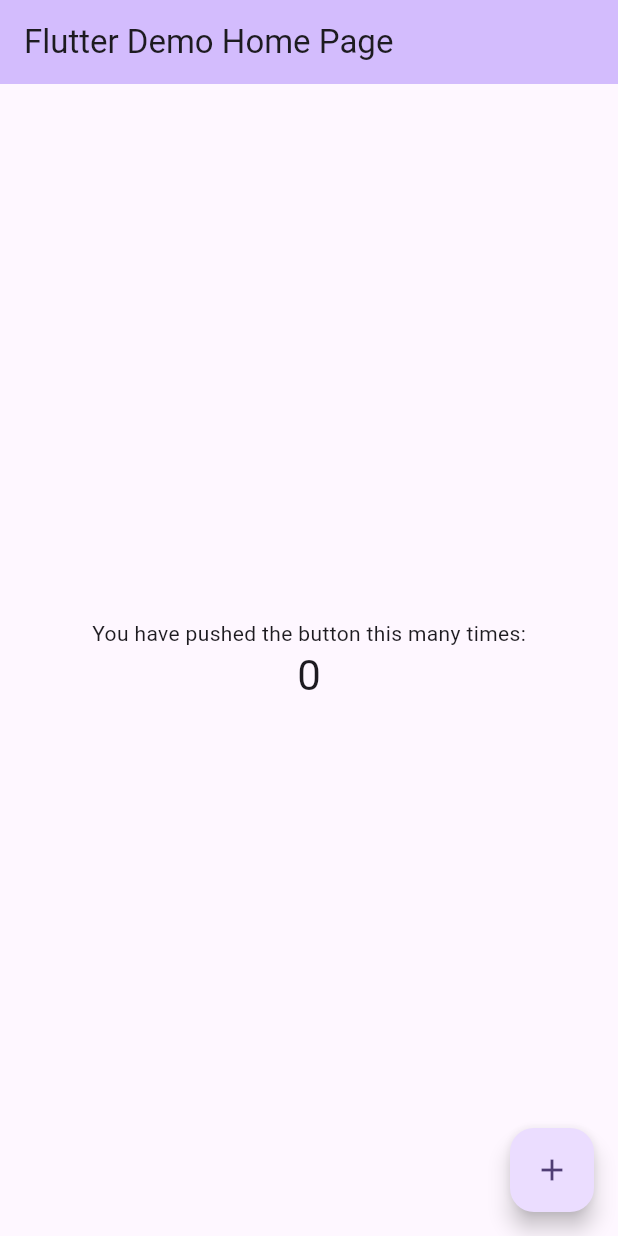
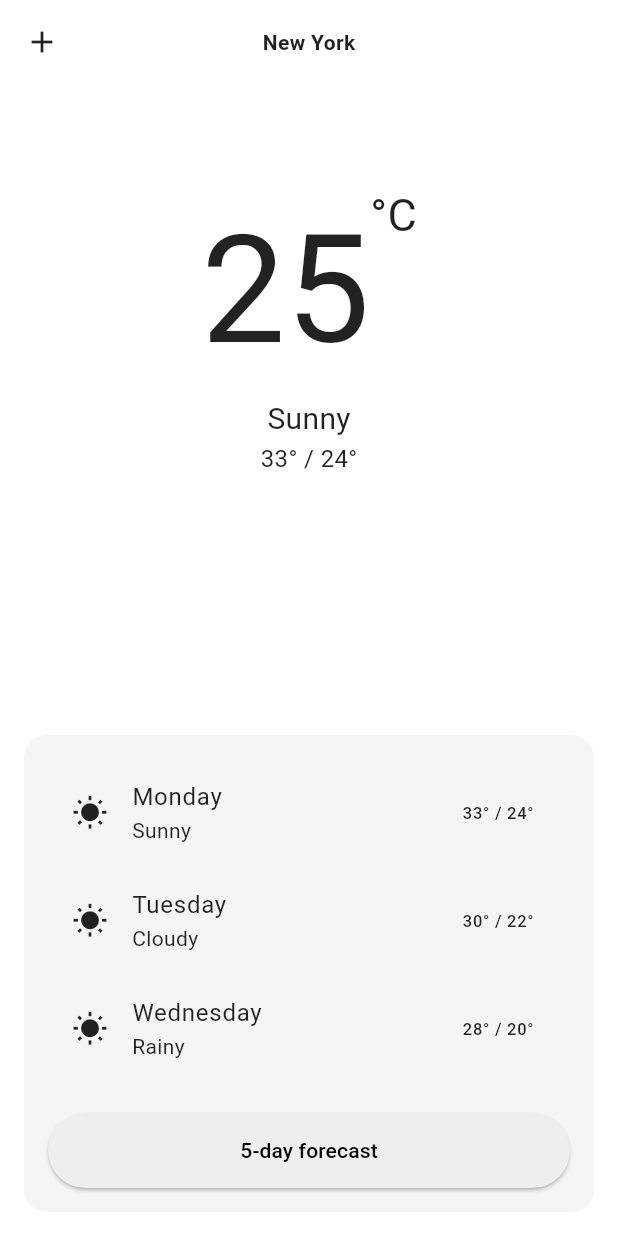
Before and after one commit to va-dom/os-x-flutter, a Flutter app: the screen it shows after launch, on a phone screen of 412 x 824 dp. Run offline on Flutter 3.47's test engine with Material 3 defaults, Android fonts, the phone set to English and light mode, and no system bars; our stand-ins replace cloud_firestore, firebase_core; accounts and stored records are empty.

Commit message:
Create the UI for weather app

```diff
--- /dev/null
+++ b/Flutter/aaron_claudio/weather_app/lib/constants.dart
@@ -0,0 +1,50 @@
+import 'package:flutter/material.dart';
+
+class AppColors {
+  // Light Theme Colors
+  static const Color lightPrimary = Color(0xFF4CAF50); // Green
+  static const Color lightAccent = Color(0xFF009688); // Teal
+  static const Color lightBackground = Colors.white;
+  static const Color lightText = Colors.black87;
+  static const Color lightIcon = Colors.black54;
+  static const Color lightDivider = Colors.grey;
+
+  // Dark Theme Colors
+  static const Color darkPrimary = Color(0xFF388E3C); // Dark Green
+  static const Color darkAccent = Color(0xFF00796B); // Dark Teal
+  static const Color darkBackground = Color(0xFF121212); // Dark Grey
+  static const Color darkText = Colors.white;
+  static const Color darkIcon = Colors.white70;
+  static Color darkDivider = Colors.grey.shade600;
+}
+
+class AppStrings {
+  static const String appName = 'MyApp';
+  static const String welcomeMessage = 'Welcome to MyApp!';
+  static const String errorOccurred =
+      'An error occurred. Please try again later.';
+}
+
+// class AppTextStyles {
+//   static const TextStyle titleStyle = TextStyle(fontSize: 24, fontWeight: FontWeight.bold);
+//   static const TextStyle bodyTextStyle = TextStyle(fontSize: 16, color: Colors.black87);
+// }
+
+// class AppConstants {
+//   static const double defaultPadding = 16.0;
+//   static const double borderRadius = 8.0;
+//   static const int animationDuration = 300; // in milliseconds
+// }
+
+// class APIConstants {
+//   static const String baseUrl = 'https://api.example.com';
+//   static const String loginEndpoint = '/auth/login';
+//   static const String userProfileEndpoint = '/user/profile';
+// }
+
+// class AppIcons {
+//   static const String homeIcon = 'assets/icons/home.svg';
+//   static const String profileIcon = 'assets/icons/profile.svg';
+// }
+
+// enum UserType { admin, user, moderator }
--- a/Flutter/aaron_claudio/weather_app/lib/main.dart
+++ b/Flutter/aaron_claudio/weather_app/lib/main.dart
@@ -1,4 +1,10 @@
 import 'package:flutter/material.dart';
+import 'package:weather_app/screens/forecast_screen.dart';
+
+import 'package:weather_app/screens/home_screen.dart';
+import 'package:weather_app/screens/location_search_screen.dart';
+import 'package:weather_app/themes/themes.dart';
+import 'package:weather_app/utils/theme_utils.dart';
 
 void main() {
   runApp(const MyApp());
@@ -7,119 +13,112 @@ void main() {
 class MyApp extends StatelessWidget {
   const MyApp({super.key});
 
-  // This widget is the root of your application.
   @override
   Widget build(BuildContext context) {
     return MaterialApp(
-      title: 'Flutter Demo',
-      theme: ThemeData(
-        // This is the theme of your application.
-        //
-        // TRY THIS: Try running your application with "flutter run". You'll see
-        // the application has a purple toolbar. Then, without quitting the app,
-        // try changing the seedColor in the colorScheme below to Colors.green
-        // and then invoke "hot reload" (save your changes or press the "hot
-        // reload" button in a Flutter-supported IDE, or press "r" if you used
-        // the command line to start the app).
-        //
-        // Notice that the counter didn't reset back to zero; the application
-        // state is not lost during the reload. To reset the state, use hot
-        // restart instead.
-        //
-        // This works for code too, not just values: Most code changes can be
-        // tested with just a hot reload.
-        colorScheme: ColorScheme.fromSeed(seedColor: Colors.deepPurple),
-        useMaterial3: true,
-      ),
-      home: const MyHomePage(title: 'Flutter Demo Home Page'),
+      title: 'Weather App',
+      themeMode: getThemeMode(),
+      theme: buildLightTheme(),
+      darkTheme: buildDarkTheme(),
+      home: const HomeScreen(),
+      routes: {
+        '/locationSearch': (context) => const LocationSearchScreen(),
+        '/forecast': (context) => const ForecastScreen(),
+      },
+      debugShowCheckedModeBanner: false,
     );
   }
 }
 
-class MyHomePage extends StatefulWidget {
-  const MyHomePage({super.key, required this.title});
+// class MyHomePage extends StatefulWidget {
+//   const MyHomePage({super.key, required this.title});
 
-  // This widget is the home page of your application. It is stateful, meaning
-  // that it has a State object (defined below) that contains fields that affect
-  // how it looks.
+//   final String title;
 
-  // This class is the configuration for the state. It holds the values (in this
-  // case the title) provided by the parent (in this case the App widget) and
-  // used by the build method of the State. Fields in a Widget subclass are
-  // always marked "final".
+//   @override
+//   State<MyHomePage> createState() => _MyHomePageState();
+// }
 
-  final String title;
+// class _MyHomePageState extends State<MyHomePage> {
+//   // final List<Map<String, String>> cities = [
+//   //   {"name": "New York", "state": "New York", "country": "United States"},
+//   //   {"name": "Los Angeles", "state": "California", "country": "United States"},
+//   //   // Add more city data as needed
+//   // ];
+//   List<Map<String, dynamic>> countries = [];
 
-  @override
-  State<MyHomePage> createState() => _MyHomePageState();
-}
+//   @override
+//   void initState() {
+//     super.initState();
+//     // fetchCountriesAndCities();
+//   }
 
-class _MyHomePageState extends State<MyHomePage> {
-  int _counter = 0;
+//   // Future<void> fetchCountriesAndCities() async {
+//   //   final response = await http.get(Uri.parse(
+//   //       'https://countriesnow.space/api/v0.1/countries')); //other municipalities not included
+//   //   if (response.statusCode == 200) {
+//   //     final jsonData = json.decode(response.body);
+//   //     if (jsonData['error'] == false) {
+//   //       setState(() {
+//   //         countries = List<Map<String, dynamic>>.from(jsonData['data']);
+//   //       });
+//   //     } else {
+//   //       // Handle error
+//   //       print('Error: ${jsonData['msg']}');
+//   //     }
+//   //   } else {
+//   //     // Handle network error
+//   //     print('Failed to load data');
+//   //   }
+//   // }
 
-  void _incrementCounter() {
-    setState(() {
-      // This call to setState tells the Flutter framework that something has
-      // changed in this State, which causes it to rerun the build method below
-      // so that the display can reflect the updated values. If we changed
-      // _counter without calling setState(), then the build method would not be
-      // called again, and so nothing would appear to happen.
-      _counter++;
-    });
-  }
-
-  @override
-  Widget build(BuildContext context) {
-    // This method is rerun every time setState is called, for instance as done
-    // by the _incrementCounter method above.
-    //
-    // The Flutter framework has been optimized to make rerunning build methods
-    // fast, so that you can just rebuild anything that needs updating rather
-    // than having to individually change instances of widgets.
-    return Scaffold(
-      appBar: AppBar(
-        // TRY THIS: Try changing the color here to a specific color (to
-        // Colors.amber, perhaps?) and trigger a hot reload to see the AppBar
-        // change color while the other colors stay the same.
-        backgroundColor: Theme.of(context).colorScheme.inversePrimary,
-        // Here we take the value from the MyHomePage object that was created by
-        // the App.build method, and use it to set our appbar title.
-        title: Text(widget.title),
-      ),
-      body: Center(
-        // Center is a layout widget. It takes a single child and positions it
-        // in the middle of the parent.
-        child: Column(
-          // Column is also a layout widget. It takes a list of children and
-          // arranges them vertically. By default, it sizes itself to fit its
-          // children horizontally, and tries to be as tall as its parent.
-          //
-          // Column has various properties to control how it sizes itself and
-          // how it positions its children. Here we use mainAxisAlignment to
-          // center the children vertically; the main axis here is the vertical
-          // axis because Columns are vertical (the cross axis would be
-          // horizontal).
-          //
-          // TRY THIS: Invoke "debug painting" (choose the "Toggle Debug Paint"
-          // action in the IDE, or press "p" in the console), to see the
-          // wireframe for each widget.
-          mainAxisAlignment: MainAxisAlignment.center,
-          children: <Widget>[
-            const Text(
-              'You have pushed the button this many times:',
-            ),
-            Text(
-              '$_counter',
-              style: Theme.of(context).textTheme.headlineMedium,
-            ),
-          ],
-        ),
-      ),
-      floatingActionButton: FloatingActionButton(
-        onPressed: _incrementCounter,
-        tooltip: 'Increment',
-        child: const Icon(Icons.add),
-      ), // This trailing comma makes auto-formatting nicer for build methods.
-    );
-  }
-}
+//   // @override
+//   // Widget build(BuildContext context) {
+//   //   return Scaffold(
+//   //     appBar: AppBar(
+//   //       title: const Text('City Search'),
+//   //     ),
+//   //     body: Padding(
+//   //       padding: const EdgeInsets.all(16.0),
+//   //       child: TypeAheadField<String>(
+//   //         suggestionsCallback: (pattern) {
+//   //           if (pattern.isEmpty) {
+//   //             return Future.value([]);
+//   //           }
+//   //           final List<String> matchingCities = [];
+//   //           final Set<String> addedCities = {}; // Track added cities
+//   //           for (final country in countries) {
+//   //             final String? countryName = country['country'];
+//   //             final List<dynamic> cities = country['cities'];
+//   //             for (final city in cities) {
+//   //               if (city.toLowerCase().contains(pattern.toLowerCase())) {
+//   //                 // Append country name to city if there's a duplicate
+//   //                 final cityName = addedCities.contains(city)
+//   //                     ? '$city, ${countryName ?? ''}' // Handle null countryName
+//   //                     : city;
+//   //                 matchingCities.add(cityName);
+//   //                 addedCities.add(city);
+//   //               }
+//   //             }
+//   //           }
+//   //           return Future.value(
+//   //               matchingCities.isNotEmpty ? matchingCities : []);
+//   //         },
+//   //         itemBuilder: (context, suggestion) {
+//   //           final matchingCountry = countries.firstWhere(
+//   //               (country) => country['cities'].contains(suggestion),
+//   //               orElse: () => {});
+//   //           return ListTile(
+//   //             title: Text(suggestion),
+//   //             subtitle: Text(matchingCountry['country']),
+//   //           );
+//   //         },
+//   //         onSelected: (suggestion) {
+//   //           print('Selected City: $suggestion');
+//   //         },
+//   //         emptyBuilder: (context) => const SizedBox.shrink(),
+//   //       ),
+//   //     ),
+//   //   );
+//   // }
+// }
--- /dev/null
+++ b/Flutter/aaron_claudio/weather_app/lib/screens/forecast_screen.dart
@@ -0,0 +1,17 @@
+import 'package:flutter/material.dart';
+
+class ForecastScreen extends StatelessWidget {
+  const ForecastScreen({super.key});
+
+  @override
+  Widget build(BuildContext context) {
+    return Scaffold(
+      appBar: AppBar(
+        title: const Text('5 Day Forecast'),
+      ),
+      body: const Center(
+        child: Text('5 Day Forecast Screen'),
+      ),
+    );
+  }
+}
--- /dev/null
+++ b/Flutter/aaron_claudio/weather_app/lib/screens/home_screen.dart
@@ -0,0 +1,144 @@
+import 'package:flutter/material.dart';
+import 'package:weather_app/widgets/forecast_tile_widget.dart';
+
+class HomeScreen extends StatelessWidget {
+  const HomeScreen({super.key});
+
+  @override
+  Widget build(BuildContext context) {
+    return Scaffold(
+      appBar: AppBar(
+        backgroundColor: Colors.transparent,
+        flexibleSpace: Center(
+          child: Text(
+            'New York',
+            style: TextStyle(
+              fontSize: 14,
+              fontWeight: FontWeight.bold,
+              color: Theme.of(context).textTheme.bodyLarge!.color,
+            ),
+          ),
+        ),
+        leading: IconButton(
+          icon: const Icon(Icons.add),
+          color: Theme.of(context).textTheme.bodyLarge!.color,
+          onPressed: () {
+            Navigator.pushNamed(context, '/locationSearch');
+          },
+        ),
+      ),
+      body: Container(
+        padding: const EdgeInsets.all(16),
+        child: Column(
+          crossAxisAlignment: CrossAxisAlignment.center,
+          children: [
+            const SizedBox(height: 50),
+            Row(
+              mainAxisAlignment: MainAxisAlignment.center,
+              crossAxisAlignment: CrossAxisAlignment.start,
+              textBaseline: TextBaseline.alphabetic,
+              children: [
+                Text(
+                  '25', // Replace with dynamic temperature
+                  style: TextStyle(
+                    fontSize: 100,
+                    color: Theme.of(context).textTheme.bodyLarge!.color,
+                  ),
+                ),
+                Text(
+                  '°C',
+                  style: TextStyle(
+                    fontSize: 30,
+                    color: Theme.of(context).textTheme.bodyLarge!.color,
+                  ),
+                ),
+              ],
+            ),
+            Text(
+              'Sunny',
+              style: TextStyle(
+                fontSize: 20,
+                color: Theme.of(context).textTheme.bodyLarge!.color,
+              ),
+            ),
+            Row(
+              mainAxisAlignment: MainAxisAlignment.center,
+              children: [
+                Text(
+                  '33° / 24°',
+                  style: TextStyle(
+                    fontSize: 16,
+                    color: Theme.of(context).textTheme.bodyLarge!.color,
+                  ),
+                )
+              ],
+            ),
+            const Expanded(
+              child: SizedBox(), // This will fill the remaining space
+            ),
+            Container(
+              decoration: BoxDecoration(
+                borderRadius: BorderRadius.circular(15),
+                color: Colors.grey.withOpacity(0.1),
+              ),
+              padding: const EdgeInsets.all(16),
+              child: Column(
+                children: [
+                  ForecastTile(
+                    day: 'Monday',
+                    condition: 'Sunny',
+                    high: 33,
+                    low: 24,
+                    textColor: Theme.of(context).textTheme.bodyLarge!.color,
+                  ),
+                  ForecastTile(
+                    day: 'Tuesday',
+                    condition: 'Cloudy',
+                    high: 30,
+                    low: 22,
+                    textColor: Theme.of(context).textTheme.bodyLarge!.color,
+                  ),
+                  ForecastTile(
+                    day: 'Wednesday',
+                    condition: 'Rainy',
+                    high: 28,
+                    low: 20,
+                    textColor: Theme.of(context).textTheme.bodyLarge!.color,
+                  ),
+                  const SizedBox(
+                    height: 20,
+                  ),
+                  SizedBox(
+                    width: double.infinity,
+                    height: 50, // Full width
+                    child: ElevatedButton(
+                      onPressed: () {
+                        Navigator.pushNamed(context, '/forecast');
+                      },
+                      style: ElevatedButton.styleFrom(
+                        backgroundColor: Theme.of(context).brightness ==
+                                Brightness.dark
+                            ? Colors.grey[800]
+                            : Colors.grey[
+                                200], // Set button background color based on theme
+                      ),
+                      child: Text(
+                        '5-day forecast',
+                        style: TextStyle(
+                          color: Theme.of(context).brightness == Brightness.dark
+                              ? Colors.white
+                              : Colors
+                                  .black, // Set button text color based on theme
+                        ),
+                      ),
+                    ),
+                  ),
+                ],
+              ),
+            ),
+          ],
+        ),
+      ),
+    );
+  }
+}
--- /dev/null
+++ b/Flutter/aaron_claudio/weather_app/lib/screens/location_search_screen.dart
@@ -0,0 +1,17 @@
+import 'package:flutter/material.dart';
+
+class LocationSearchScreen extends StatelessWidget {
+  const LocationSearchScreen({super.key});
+
+  @override
+  Widget build(BuildContext context) {
+    return Scaffold(
+      appBar: AppBar(
+        title: const Text('Location Search'),
+      ),
+      body: const Center(
+        child: Text('Location Search Screen'),
+      ),
+    );
+  }
+}
--- /dev/null
+++ b/Flutter/aaron_claudio/weather_app/lib/themes/themes.dart
@@ -0,0 +1,40 @@
+import 'package:flutter/material.dart';
+import 'package:weather_app/constants.dart';
+
+// Function to build the light theme
+ThemeData buildLightTheme() {
+  return ThemeData(
+    primaryColor: AppColors.lightPrimary,
+    colorScheme: const ColorScheme.light(
+      primary: AppColors.lightPrimary,
+      secondary: AppColors.lightAccent, // This is the accent color
+    ),
+    scaffoldBackgroundColor: AppColors.lightBackground,
+    textTheme: _buildTextTheme(AppColors.lightText),
+    dividerColor: AppColors.lightDivider,
+    iconTheme: const IconThemeData(color: AppColors.lightIcon),
+  );
+}
+
+// Function to build the dark theme
+ThemeData buildDarkTheme() {
+  return ThemeData(
+    primaryColor: AppColors.darkPrimary,
+    colorScheme: const ColorScheme.light(
+      primary: AppColors.darkPrimary,
+      secondary: AppColors.darkAccent, // This is the accent color
+    ),
+    scaffoldBackgroundColor: AppColors.darkBackground,
+    textTheme: _buildTextTheme(AppColors.darkText),
+    dividerColor: AppColors.darkDivider,
+    iconTheme: const IconThemeData(color: AppColors.darkIcon),
+  );
+}
+
+// Function to build text theme with the specified color
+TextTheme _buildTextTheme(Color color) {
+  return TextTheme(
+    displayLarge: TextStyle(fontSize: 24, color: color),
+    bodyLarge: TextStyle(fontSize: 16, color: color),
+  );
+}
--- /dev/null
+++ b/Flutter/aaron_claudio/weather_app/lib/utils/theme_utils.dart
@@ -0,0 +1,8 @@
+import 'package:flutter/material.dart';
+
+ThemeMode getThemeMode() {
+  final hour = DateTime.now().hour;
+  return (hour >= 6 && hour < 18)
+      ? ThemeMode.light //Daytime 6am - 5:59pm
+      : ThemeMode.dark; //Nighttime 6pm - 5:59am
+}
--- /dev/null
+++ b/Flutter/aaron_claudio/weather_app/lib/widgets/forecast_tile_widget.dart
@@ -0,0 +1,37 @@
+import 'package:flutter/material.dart';
+
+class ForecastTile extends StatelessWidget {
+  final String day;
+  final String condition;
+  final int high;
+  final int low;
+  final Color? textColor;
+
+  const ForecastTile({
+    super.key,
+    required this.day,
+    required this.condition,
+    required this.high,
+    required this.low,
+    required this.textColor,
+  });
+
+  @override
+  Widget build(BuildContext context) {
+    return ListTile(
+      title: Text(
+        day,
+        style: TextStyle(color: textColor),
+      ),
+      subtitle: Text(
+        condition,
+        style: TextStyle(color: textColor),
+      ),
+      leading: Icon(Icons.wb_sunny, color: textColor),
+      trailing: Text(
+        '$high° / $low°',
+        style: TextStyle(color: textColor),
+      ),
+    );
+  }
+}
```
Also changed, not shown: Flutter/aaron_claudio/weather_app/pubspec.yaml (+4 -4 lines), Flutter/aaron_claudio/weather_app/pubspec.lock.
